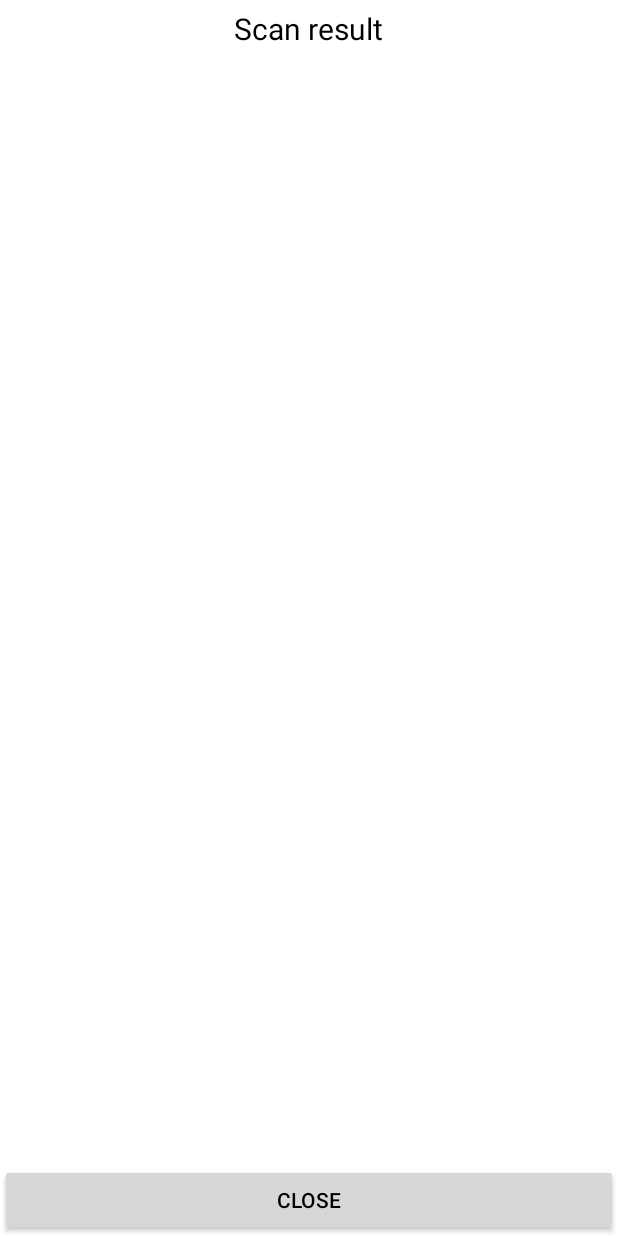
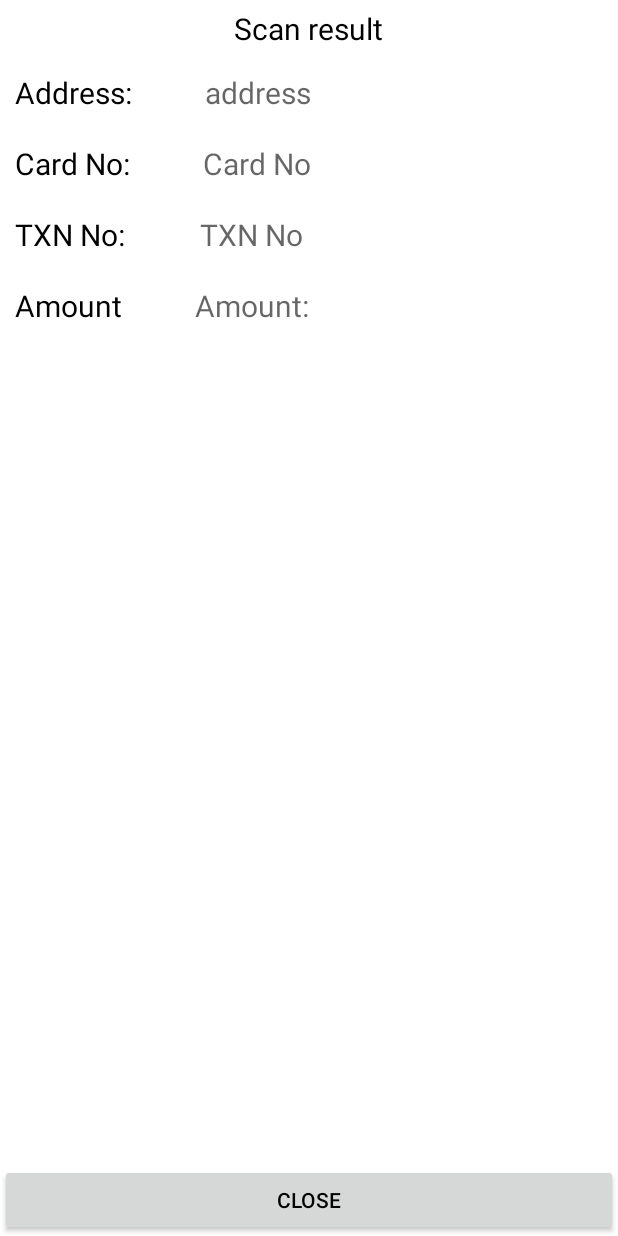
Before and after one commit to jlahare/ocr, an Android app: the DetailActivity screen opened directly, with no data from a screen before it, on a phone screen of 412 x 824 dp. Run offline under Robolectric (Android 15) with nearby library versions, the phone set to English and light mode, and no system bars.

Commit message:
Update UI

```diff
--- a/app/src/main/res/layout/activity_detail.xml
+++ b/app/src/main/res/layout/activity_detail.xml
@@ -27,6 +27,120 @@
         android:scrollbars="vertical"
         android:textColor="@android:color/black" />
 
+    <LinearLayout
+        android:id="@+id/address_layout"
+        android:layout_width="match_parent"
+        android:layout_height="wrap_content"
+        android:layout_below="@+id/tv"
+        android:orientation="horizontal"
+        android:padding="10dp">
+
+        <TextView
+            android:layout_width="wrap_content"
+            android:layout_height="wrap_content"
+            android:layout_gravity="left"
+            android:layout_weight=".2"
+            android:text="Address:"
+            android:textColor="@android:color/black"
+            android:textSize="20dp" />
+
+        <TextView
+            android:id="@+id/address"
+            android:layout_width="wrap_content"
+            android:layout_height="wrap_content"
+            android:layout_gravity="right"
+            android:layout_weight=".8"
+            android:hint="address"
+            android:textColor="@android:color/black"
+            android:textSize="20dp" />
+    </LinearLayout>
+
+
+    <LinearLayout
+        android:id="@+id/card_layout"
+        android:layout_width="match_parent"
+        android:layout_height="wrap_content"
+        android:layout_below="@+id/address_layout"
+        android:orientation="horizontal"
+        android:padding="10dp">
+
+        <TextView
+            android:layout_width="wrap_content"
+            android:layout_height="wrap_content"
+            android:layout_gravity="left"
+            android:layout_weight=".2"
+            android:text="Card No:"
+            android:textColor="@android:color/black"
+            android:textSize="20dp" />
+
+        <TextView
+            android:id="@+id/card_no"
+            android:layout_width="wrap_content"
+            android:layout_height="wrap_content"
+            android:layout_gravity="right"
+            android:layout_weight=".8"
+            android:hint="Card No"
+            android:textColor="@android:color/black"
+            android:textSize="20dp" />
+    </LinearLayout>
+
+    <LinearLayout
+        android:id="@+id/txt_layout"
+        android:layout_width="match_parent"
+        android:layout_height="wrap_content"
+        android:layout_below="@+id/card_layout"
+        android:orientation="horizontal"
+        android:padding="10dp">
+
+        <TextView
+            android:layout_width="wrap_content"
+            android:layout_height="wrap_content"
+            android:layout_gravity="left"
+            android:layout_weight=".2"
+            android:text="TXN No:"
+            android:textColor="@android:color/black"
+            android:textSize="20dp" />
+
+        <TextView
+            android:id="@+id/txn_no"
+            android:layout_width="wrap_content"
+            android:layout_height="wrap_content"
+            android:layout_gravity="right"
+            android:layout_weight=".8"
+            android:hint="TXN No"
+            android:textColor="@android:color/black"
+            android:textSize="20dp" />
+    </LinearLayout>
+
+    <LinearLayout
+        android:id="@+id/amt_layout"
+        android:layout_width="match_parent"
+        android:layout_height="wrap_content"
+        android:layout_below="@+id/txt_layout"
+        android:orientation="horizontal"
+        android:padding="10dp">
+
+        <TextView
+            android:layout_width="wrap_content"
+            android:layout_height="wrap_content"
+            android:layout_gravity="left"
+            android:layout_weight=".2"
+            android:text="Amount"
+            android:textColor="@android:color/black"
+            android:textSize="20dp" />
+
+        <TextView
+            android:id="@+id/amount"
+            android:layout_width="wrap_content"
+            android:layout_height="wrap_content"
+            android:layout_gravity="right"
+            android:layout_weight=".8"
+            android:hint="Amount:"
+            android:textColor="@android:color/black"
+            android:textSize="20dp" />
+    </LinearLayout>
+
+
     <Button
         android:id="@+id/close"
         android:layout_width="match_parent"
```
